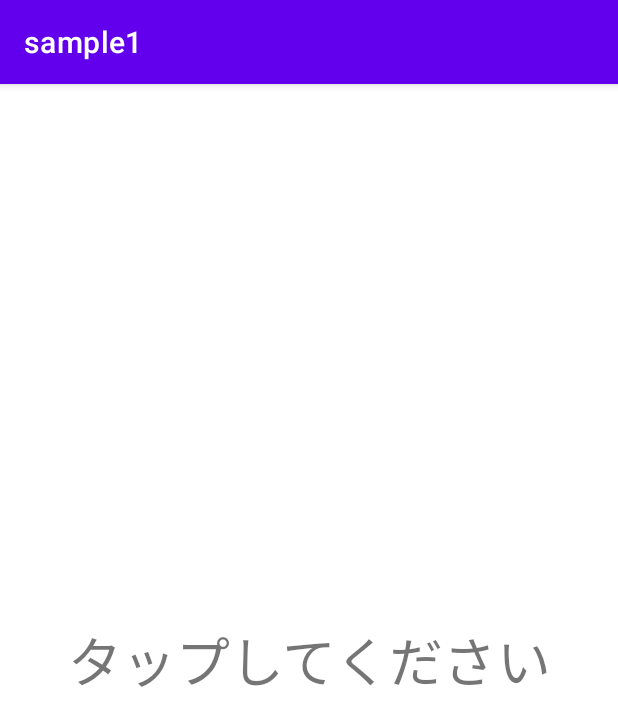
After one commit to KokiOnodera/GraduationResearch-Acceleration, an Android app: the TapActivity screen opened directly, with no data from a screen before it, on a phone screen of 412 x 824 dp. The commit adds this screen. Shown: the top 726 px of the screen. Run offline under Robolectric (Android 15) with nearby library versions, the phone set to English and light mode, and no system bars.

Commit message:
加速度計測と画面タップ記録

```diff
--- a/app/src/main/AndroidManifest.xml
+++ b/app/src/main/AndroidManifest.xml
@@ -32,6 +32,11 @@
             android:screenOrientation="portrait"
             >
         </activity>
+        <activity
+            android:name=".TapActivity"
+            android:screenOrientation="portrait"
+            >
+        </activity>
     </application>
 
     </manifest>
--- /dev/null
+++ b/app/src/main/res/layout/tap_activity.xml
@@ -0,0 +1,20 @@
+<?xml version="1.0" encoding="utf-8"?>
+<androidx.constraintlayout.widget.ConstraintLayout xmlns:android="http://schemas.android.com/apk/res/android"
+    xmlns:tools="http://schemas.android.com/tools"
+    android:layout_width="match_parent"
+    android:layout_height="match_parent"
+    xmlns:app="http://schemas.android.com/apk/res-auto"
+    tools:context=".MainActivity">
+
+    <TextView
+        android:id="@+id/textView3"
+        android:layout_width="wrap_content"
+        android:layout_height="wrap_content"
+        android:text="タップしてください"
+        android:textSize="36sp"
+        app:layout_constraintBottom_toBottomOf="parent"
+        app:layout_constraintEnd_toEndOf="parent"
+        app:layout_constraintStart_toStartOf="parent"
+        app:layout_constraintTop_toTopOf="parent" />
+
+</androidx.constraintlayout.widget.ConstraintLayout>
```
Also changed, not shown: app/src/main/java/com/example/sanple1/ExplanationActivity.java (+76 -2 lines), app/src/main/java/com/example/sanple1/MainActivity.java (+6 -16 lines), app/src/main/java/com/example/sanple1/TapActivity.java (added, +120 -0 lines), app/src/main/java/com/example/sanple1/VibeActivity.java (+0 -34 lines).
